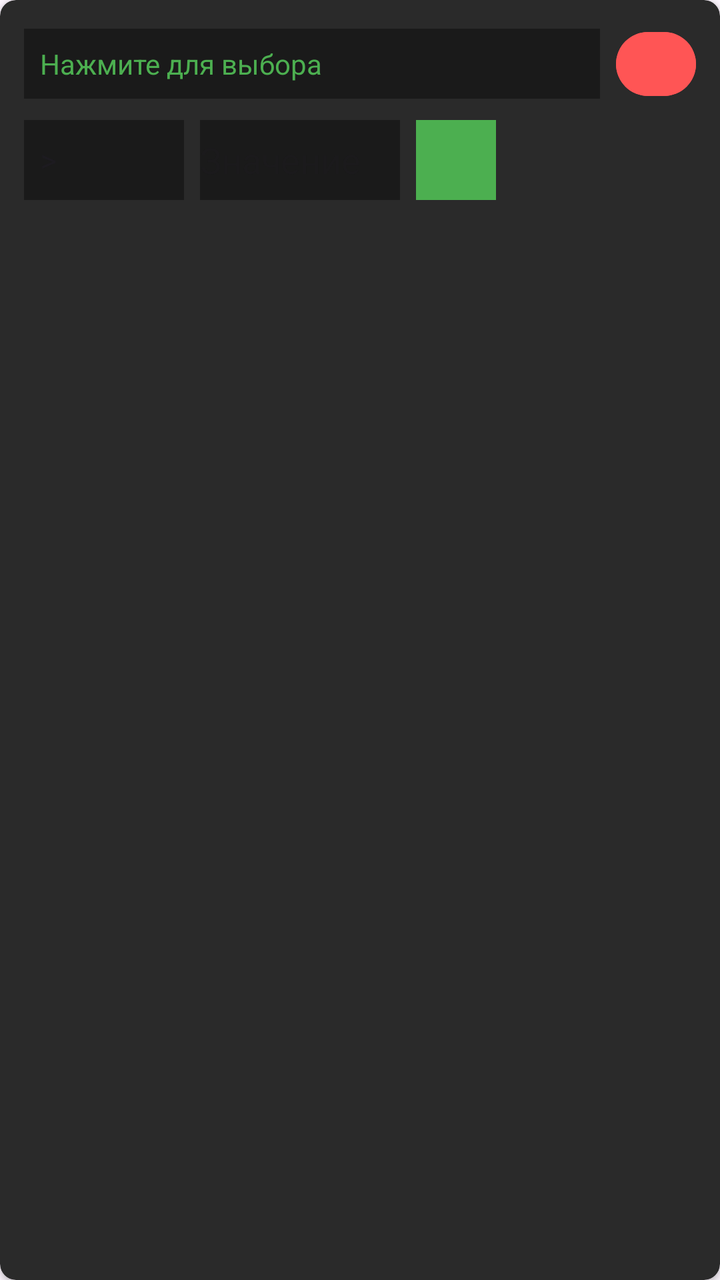
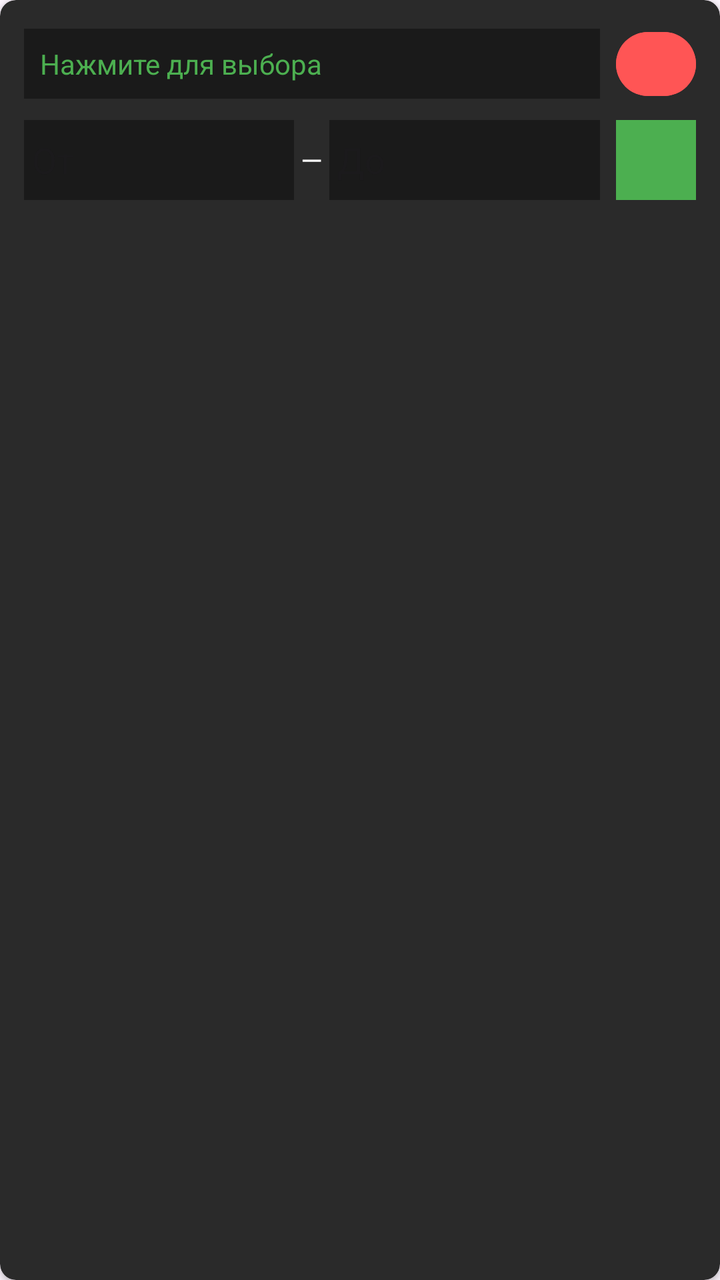

Compare the two renders of this Android layout. The source of the first and the diff that turns it into the second are given below.
<!-- AndroidManifest.xml: application theme Theme.SmartHomeDashboard -->
<!-- res/layout/item_color_rule.xml -->
<?xml version="1.0" encoding="utf-8"?>
<androidx.cardview.widget.CardView xmlns:android="http://schemas.android.com/apk/res/android"
    xmlns:app="http://schemas.android.com/apk/res-auto"
    android:layout_width="match_parent"
    android:layout_height="wrap_content"
    android:layout_margin="4dp"
    app:cardBackgroundColor="#2A2A2A"
    app:cardCornerRadius="8dp">

    <LinearLayout
        android:layout_width="match_parent"
        android:layout_height="wrap_content"
        android:orientation="vertical"
        android:padding="12dp">

        <LinearLayout
            android:layout_width="match_parent"
            android:layout_height="wrap_content"
            android:orientation="horizontal"
            android:gravity="center_vertical">

            <TextView
                android:id="@+id/btnSelectEntity"
                android:layout_width="0dp"
                android:layout_height="wrap_content"
                android:layout_weight="1"
                android:text="Нажмите для выбора"
                android:textColor="#4CAF50"
                android:textSize="14sp"
                android:background="#1A1A1A"
                android:padding="8dp" />

            <Button
                android:id="@+id/btnDeleteRule"
                android:layout_width="40dp"
                android:layout_height="40dp"
                android:layout_marginStart="8dp"
                android:text="✕"
                android:backgroundTint="#FF5555" />

        </LinearLayout>

        <LinearLayout
            android:layout_width="match_parent"
            android:layout_height="wrap_content"
            android:orientation="horizontal"
            android:gravity="center_vertical"
            android:layout_marginTop="8dp">

            <Spinner
                android:id="@+id/spinnerOperator"
                android:layout_width="80dp"
                android:layout_height="40dp"
                android:background="#1A1A1A"
                android:entries="@array/operators" />

            <EditText
                android:id="@+id/etValue"
                android:layout_width="100dp"
                android:layout_height="40dp"
                android:layout_marginStart="8dp"
                android:background="#1A1A1A"
                android:textColor="#FFFFFF"
                android:inputType="numberDecimal"
                android:hint="Значение" />

            <View
                android:id="@+id/vColorPreview"
                android:layout_width="40dp"
                android:layout_height="40dp"
                android:layout_marginStart="8dp"
                android:background="#4CAF50" />

        </LinearLayout>
    </LinearLayout>
</androidx.cardview.widget.CardView>
<!-- resources referenced by this layout -->
<resources>
  <string-array name="operators">
          <item>&gt;</item>
          <item>&lt;</item>
          <item>==</item>
          <item>!=</item>
          <item>&gt;=</item>
          <item>&lt;=</item>
      </string-array>
  <style name="Theme.SmartHomeDashboard" parent="Base.Theme.SmartHomeDashboard" />
  <style name="Base.Theme.SmartHomeDashboard" parent="Theme.Material3.DayNight.NoActionBar">
      </style>
</resources>

<!-- the commit's change to res/layout/item_color_rule.xml (unified diff, before → after) -->
@@ -47,22 +47,31 @@
             android:gravity="center_vertical"
             android:layout_marginTop="8dp">
 
-            <Spinner
-                android:id="@+id/spinnerOperator"
-                android:layout_width="80dp"
+            <EditText
+                android:id="@+id/etFrom"
+                android:layout_width="0dp"
                 android:layout_height="40dp"
+                android:layout_weight="1"
                 android:background="#1A1A1A"
-                android:entries="@array/operators" />
+                android:textColor="#FFFFFF"
+                android:hint="От"
+                android:padding="4dp" />
+
+            <TextView
+                android:layout_width="wrap_content"
+                android:layout_height="wrap_content"
+                android:text=" — "
+                android:textColor="#FFFFFF" />
 
             <EditText
-                android:id="@+id/etValue"
-                android:layout_width="100dp"
+                android:id="@+id/etTo"
+                android:layout_width="0dp"
                 android:layout_height="40dp"
-                android:layout_marginStart="8dp"
+                android:layout_weight="1"
                 android:background="#1A1A1A"
                 android:textColor="#FFFFFF"
-                android:inputType="numberDecimal"
-                android:hint="Значение" />
+                android:hint="До"
+                android:padding="4dp" />
 
             <View
                 android:id="@+id/vColorPreview"
<!-- resource entries referenced after the edit -->
@@ -1,13 +1,5 @@
 <!-- resources referenced by this layout -->
 <resources>
-  <string-array name="operators">
-          <item>&gt;</item>
-          <item>&lt;</item>
-          <item>==</item>
-          <item>!=</item>
-          <item>&gt;=</item>
-          <item>&lt;=</item>
-      </string-array>
   <style name="Theme.SmartHomeDashboard" parent="Base.Theme.SmartHomeDashboard" />
   <style name="Base.Theme.SmartHomeDashboard" parent="Theme.Material3.DayNight.NoActionBar">
       </style>
